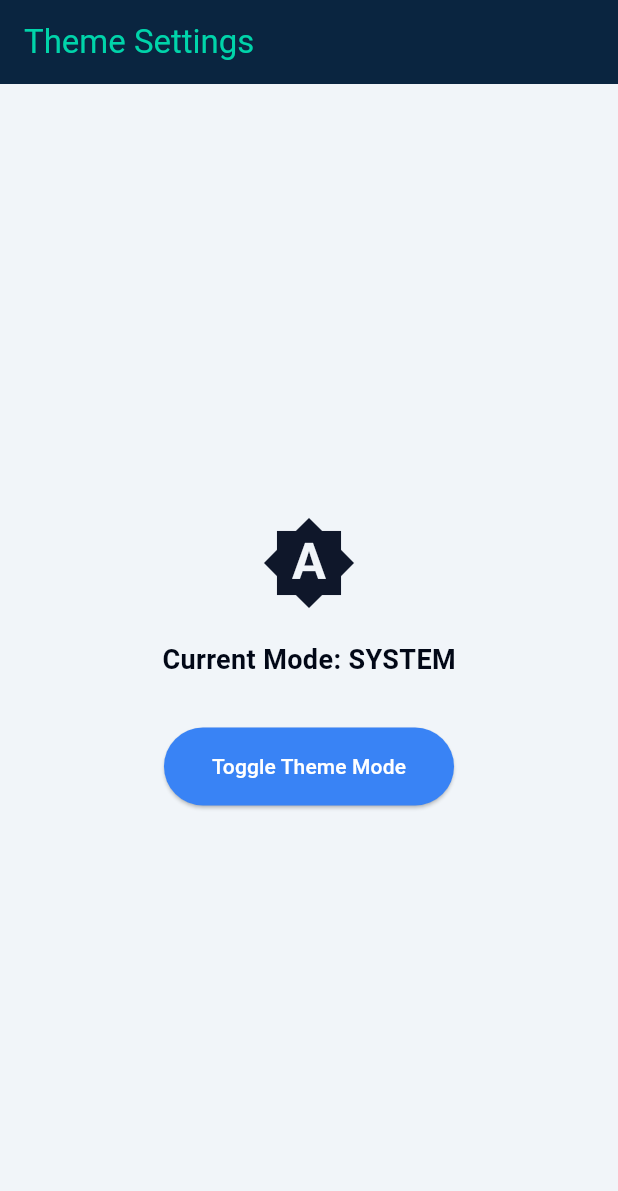
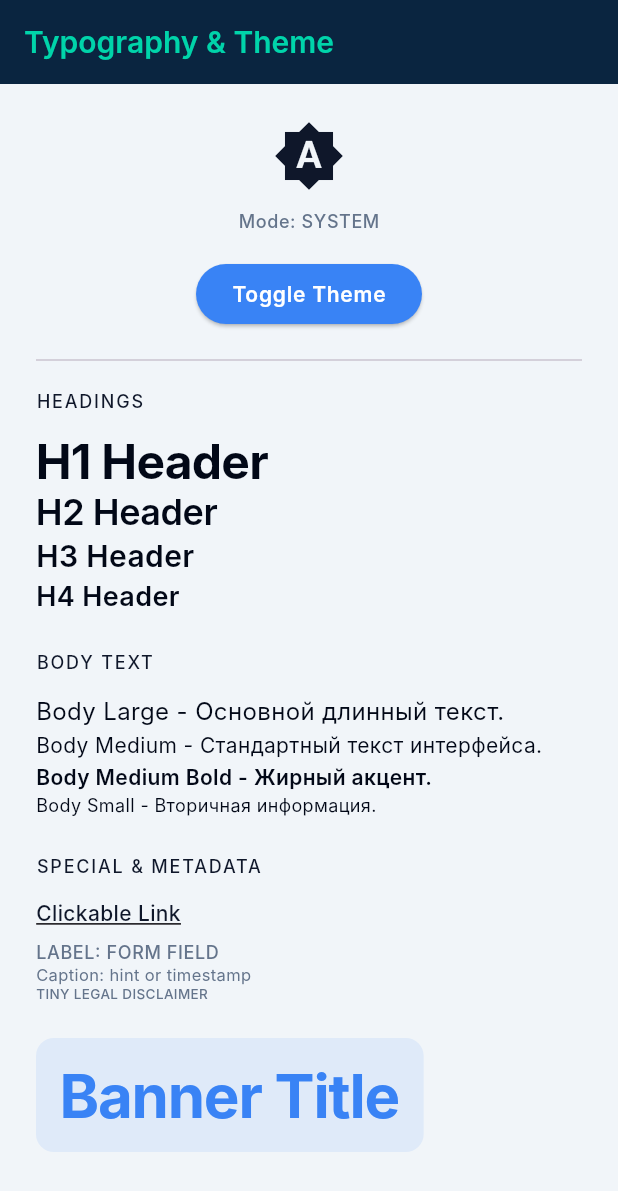
Before and after one commit to MironAlikc/texa_core, a Flutter app: the screen it shows after launch, on a phone screen of 412 x 824 dp. Shown: the top 1191 px of the screen. Run offline on Flutter 3.47's test engine with Material 3 defaults, Android fonts, the phone set to English and light mode, and no system bars; our stand-ins replace flutter_bloc, flutter_secure_storage, get_it, injectable, shared_preferences; Roboto replaces fonts that are missing (Inter).

Commit message:
feat: Typography added

```diff
--- /dev/null
+++ b/lib/core/theme/app_typography.dart
@@ -0,0 +1,159 @@
+import 'package:flutter/material.dart';
+
+abstract final class AppTypography {
+  static const String _fontFamily = 'Inter';
+
+  static TextStyle _style({
+    required double fontSize,
+    required FontWeight fontWeight,
+    required double height,
+    double? letterSpacing,
+    TextDecoration? decoration,
+  }) {
+    return TextStyle(
+      fontFamily: _fontFamily,
+      fontSize: fontSize,
+      fontWeight: fontWeight,
+      height: height,
+      letterSpacing: letterSpacing,
+      decoration: decoration,
+      leadingDistribution: TextLeadingDistribution.even,
+    );
+  }
+
+  // --- Headings ---
+
+  /// Large header for screen titles or hero sections.
+  static final h1 = _style(
+    fontSize: 32,
+    fontWeight: FontWeight.w700,
+    height: 1.2,
+    letterSpacing: -0.5,
+  );
+
+  /// Medium header for major section titles.
+  static final h2 = _style(
+    fontSize: 24,
+    fontWeight: FontWeight.w600,
+    height: 1.3,
+    letterSpacing: -0.3,
+  );
+
+  /// Small header for sub-sections within a page.
+  static final h3 = _style(
+    fontSize: 20,
+    fontWeight: FontWeight.w600,
+    height: 1.4,
+  );
+
+  /// Standard header for card titles or smaller groups.
+  static final h4 = _style(
+    fontSize: 18,
+    fontWeight: FontWeight.w600,
+    height: 1.4,
+  );
+
+  // --- Body Text ---
+
+  /// Primary body text for long-form reading and large descriptions.
+  static final bodyLarge = _style(
+    fontSize: 16,
+    fontWeight: FontWeight.w400,
+    height: 1.5,
+  );
+
+  /// Bold version of primary body text.
+  static final bodyLargeBold = bodyLarge.copyWith(fontWeight: FontWeight.w600);
+
+  /// Standard body text for most UI elements and labels.
+  static final bodyMedium = _style(
+    fontSize: 14,
+    fontWeight: FontWeight.w400,
+    height: 1.5,
+  );
+
+  /// Bold version of standard body text (often used for emphasis).
+  static final bodyMediumBold = bodyMedium.copyWith(
+    fontWeight: FontWeight.w600,
+  );
+
+  /// Small body text for secondary information or dense data.
+  static final bodySmall = _style(
+    fontSize: 12,
+    fontWeight: FontWeight.w400,
+    height: 1.5,
+  );
+
+  /// Bold version of small body text.
+  static final bodySmallBold = bodySmall.copyWith(fontWeight: FontWeight.w600);
+
+  // --- Interactive Elements ---
+
+  /// Style for primary and secondary buttons.
+  static final button = _style(
+    fontSize: 14,
+    fontWeight: FontWeight.w600,
+    height: 1.0,
+    letterSpacing: 0.5,
+  );
+
+  /// Clickable link text with underline.
+  static final link = bodyMedium.copyWith(
+    fontWeight: FontWeight.w500,
+    decoration: TextDecoration.underline,
+  );
+
+  // --- Information & Metadata ---
+
+  /// Precise labels for form fields or tab bars.
+  static final label = _style(
+    fontSize: 12,
+    fontWeight: FontWeight.w500,
+    height: 1.3,
+    letterSpacing: 0.4,
+  );
+
+  /// Captions for images, timestamps, or hints below inputs.
+  static final caption = _style(
+    fontSize: 11,
+    fontWeight: FontWeight.w400,
+    height: 1.3,
+  );
+
+  /// Microscopic text for badges, tiny indicators, or legal disclaimers.
+  static final tiny = _style(
+    fontSize: 9,
+    fontWeight: FontWeight.w500,
+    height: 1.2,
+  );
+
+  // --- UI Specifics ---
+
+  /// Bold titles used specifically in data tables.
+  static final tableHeader = _style(
+    fontSize: 13,
+    fontWeight: FontWeight.w600,
+    height: 1.3,
+    letterSpacing: 0.2,
+  );
+
+  /// Navigation item style (e.g., in a Sidebar or Drawer).
+  static final sidebarItem = _style(
+    fontSize: 14,
+    fontWeight: FontWeight.w500,
+    height: 1.4,
+  );
+
+  /// Selected or active navigation item style.
+  static final sidebarItemActive = sidebarItem.copyWith(
+    fontWeight: FontWeight.w600,
+  );
+
+  /// Prominent title for banners or marketing cards.
+  static final bannerTitle = _style(
+    fontSize: 40,
+    fontWeight: FontWeight.w700,
+    height: 1.1,
+    letterSpacing: -0.8,
+  );
+}
--- a/lib/features/home/theme_test_page.dart
+++ b/lib/features/home/theme_test_page.dart
@@ -1,6 +1,7 @@
 import 'package:flutter/material.dart';
 import 'package:flutter_bloc/flutter_bloc.dart';
 import 'package:texa_core/core/extensions/theme_ext.dart';
+import 'package:texa_core/core/theme/app_typography.dart';
 import 'package:texa_core/core/theme/theme_cubit/theme_cubit.dart';
 
 class ThemeTestPage extends StatelessWidget {
@@ -14,38 +15,145 @@ class ThemeTestPage extends StatelessWidget {
     return Scaffold(
       backgroundColor: colors.background,
       appBar: AppBar(
-        title: const Text('Theme Settings'),
+        title: Text('Typography & Theme', style: AppTypography.h3),
         backgroundColor: colors.navBackground,
         foregroundColor: colors.navActiveItem,
       ),
-      body: Center(
+      body: SingleChildScrollView(
+        padding: const EdgeInsets.all(24.0),
         child: Column(
-          mainAxisAlignment: MainAxisAlignment.center,
+          crossAxisAlignment: CrossAxisAlignment.start,
           children: [
-            Icon(_getThemeIcon(themeMode), size: 64, color: colors.primary),
-            const SizedBox(height: 20),
+            Center(
+              child: Column(
+                children: [
+                  Icon(
+                    _getThemeIcon(themeMode),
+                    size: 48,
+                    color: colors.primary,
+                  ),
+                  const SizedBox(height: 12),
                   Text(
-              'Current Mode: ${themeMode.name.toUpperCase()}',
-              style: TextStyle(
-                color: colors.textPrimary,
-                fontSize: 18,
-                fontWeight: FontWeight.bold,
+                    'Mode: ${themeMode.name.toUpperCase()}',
+                    style: AppTypography.label.copyWith(
+                      color: colors.textSecondary,
                     ),
                   ),
-            const SizedBox(height: 32),
+                  const SizedBox(height: 16),
                   ElevatedButton(
                     style: ElevatedButton.styleFrom(
                       backgroundColor: colors.accent,
                       foregroundColor: colors.textInverted,
                       padding: const EdgeInsets.symmetric(
-                  horizontal: 32,
-                  vertical: 16,
+                        horizontal: 24,
+                        vertical: 12,
                       ),
                     ),
                     onPressed: () => context.read<ThemeCubit>().toggleTheme(),
-              child: const Text('Toggle Theme Mode'),
+                    child: Text('Toggle Theme', style: AppTypography.button),
                   ),
                 ],
+              ),
+            ),
+
+            const Divider(height: 40),
+
+            _sectionTitle("Headings", colors),
+            Text(
+              'H1 Header',
+              style: AppTypography.h1.copyWith(color: colors.textPrimary),
+            ),
+            Text(
+              'H2 Header',
+              style: AppTypography.h2.copyWith(color: colors.textPrimary),
+            ),
+            Text(
+              'H3 Header',
+              style: AppTypography.h3.copyWith(color: colors.textPrimary),
+            ),
+            Text(
+              'H4 Header',
+              style: AppTypography.h4.copyWith(color: colors.textPrimary),
+            ),
+
+            const SizedBox(height: 24),
+
+            _sectionTitle("Body Text", colors),
+            Text(
+              'Body Large - Основной длинный текст.',
+              style: AppTypography.bodyLarge.copyWith(
+                color: colors.textPrimary,
+              ),
+            ),
+            Text(
+              'Body Medium - Стандартный текст интерфейса.',
+              style: AppTypography.bodyMedium.copyWith(
+                color: colors.textPrimary,
+              ),
+            ),
+            Text(
+              'Body Medium Bold - Жирный акцент.',
+              style: AppTypography.bodyMediumBold.copyWith(
+                color: colors.textPrimary,
+              ),
+            ),
+            Text(
+              'Body Small - Вторичная информация.',
+              style: AppTypography.bodySmall.copyWith(
+                color: colors.textPrimary,
+              ),
+            ),
+
+            const SizedBox(height: 24),
+
+            _sectionTitle("Special & Metadata", colors),
+            Text(
+              'Clickable Link',
+              style: AppTypography.link.copyWith(color: colors.primary),
+            ),
+            const SizedBox(height: 8),
+            Text(
+              'LABEL: FORM FIELD',
+              style: AppTypography.label.copyWith(color: colors.textSecondary),
+            ),
+            Text(
+              'Caption: hint or timestamp',
+              style: AppTypography.caption.copyWith(
+                color: colors.textSecondary,
+              ),
+            ),
+            Text(
+              'TINY LEGAL DISCLAIMER',
+              style: AppTypography.tiny.copyWith(color: colors.textSecondary),
+            ),
+
+            const SizedBox(height: 24),
+
+            Container(
+              padding: const EdgeInsets.all(16),
+              decoration: BoxDecoration(
+                color: colors.accent.withValues(alpha: 0.1),
+                borderRadius: BorderRadius.circular(12),
+              ),
+              child: Text(
+                'Banner Title',
+                style: AppTypography.bannerTitle.copyWith(color: colors.accent),
+              ),
+            ),
+          ],
+        ),
+      ),
+    );
+  }
+
+  Widget _sectionTitle(String title, dynamic colors) {
+    return Padding(
+      padding: const EdgeInsets.only(bottom: 12),
+      child: Text(
+        title.toUpperCase(),
+        style: AppTypography.label.copyWith(
+          color: colors.primary,
+          letterSpacing: 1.2,
         ),
       ),
     );
```
Lines whose indentation alone changed are shown as unchanged.
